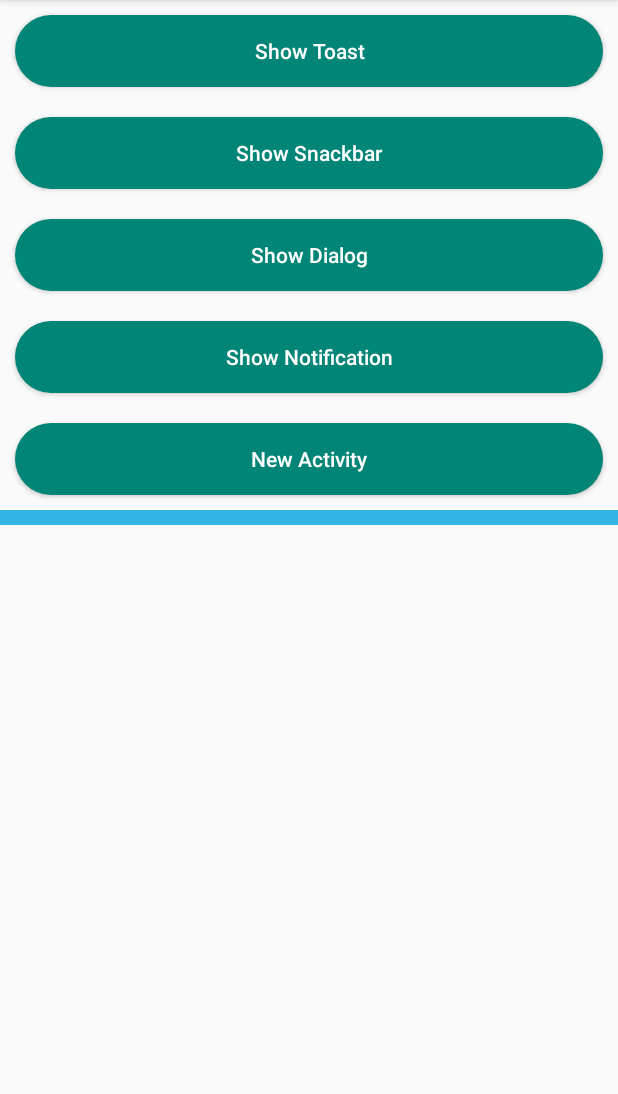
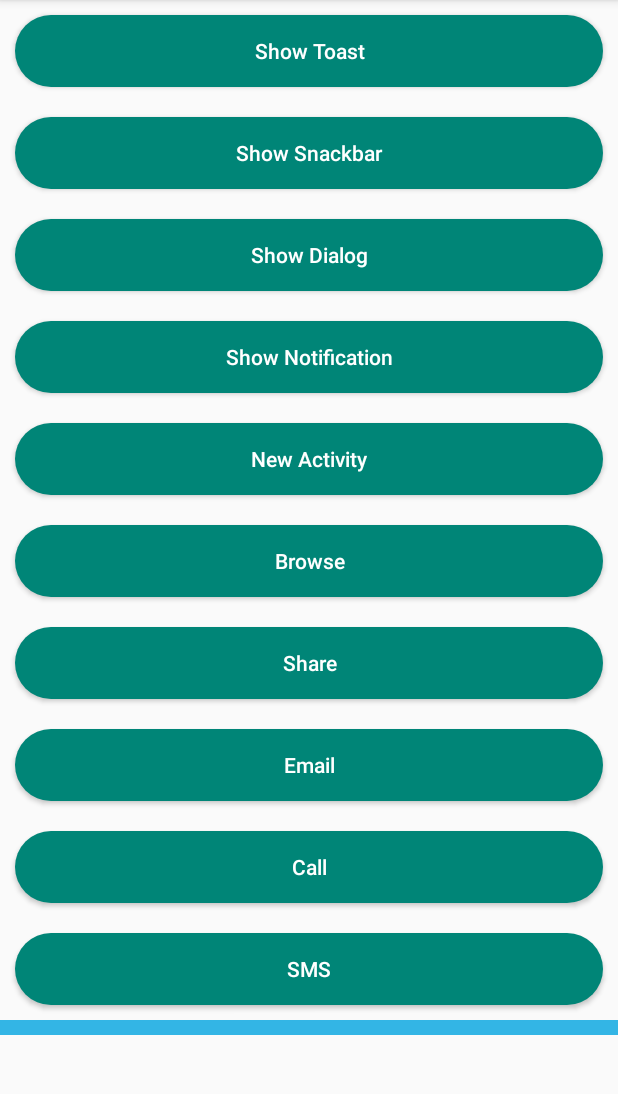
Before and after one commit to onecode369/andyHandy, an Android app: the screen it shows after launch (MainActivity), on a phone screen of 412 x 824 dp, the part 84-1178 px from its top. Run offline under Robolectric (Android 15) with nearby library versions, the phone set to English and light mode, and no system bars.

```diff
--- a/app/src/main/java/com/github/onecode369/andyHandy/MainActivity.kt
+++ b/app/src/main/java/com/github/onecode369/andyHandy/MainActivity.kt
@@ -5,7 +5,7 @@ import android.os.Bundle
 import com.github.onecode369.andy_handy_commons.dialog.dialogBox
 import com.github.onecode369.andy_handy_commons.dialog.snackbar
 import com.github.onecode369.andy_handy_commons.dialog.toast
-import com.github.onecode369.andy_handy_commons.intents.ankoStartActivity
+import com.github.onecode369.andy_handy_commons.intents.*
 import com.github.onecode369.andy_handy_commons.notifications.notification
 import kotlinx.android.synthetic.main.activity_main.*
 
@@ -36,5 +36,20 @@ class MainActivity : AppCompatActivity() {
         new_activity_btn.setOnClickListener {
             ankoStartActivity(MainActivity(),true,Pair("Check1","Checked"))
         }
+        browse_btn.setOnClickListener {
+            browse("https://www.google.com")
+        }
+        share_btn.setOnClickListener {
+            share("Hi Anko main","This is message from anko main","Choose to anko")
+        }
+        email_btn.setOnClickListener {
+            email("example@gmail.com","Anko Main Test","Anko main text emailing")
+        }
+        call_btn.setOnClickListener {
+            makeCall("9999999999")
+        }
+        sms_btn.setOnClickListener {
+            sendSMS("9999999999","From main anko")
+        }
     }
 }
--- a/app/src/main/res/layout/activity_main.xml
+++ b/app/src/main/res/layout/activity_main.xml
@@ -72,6 +72,62 @@
                 android:textColor="#FFF"
                 android:text="New Activity"/>
 
+            <Button
+                android:id="@+id/browse_btn"
+                android:layout_width="match_parent"
+                android:layout_height="wrap_content"
+                android:textAllCaps="false"
+                android:padding="5dp"
+                android:background="@drawable/btn_background"
+                android:layout_margin="10dp"
+                android:textColor="#FFF"
+                android:text="Browse"/>
+
+            <Button
+                android:id="@+id/share_btn"
+                android:layout_width="match_parent"
+                android:layout_height="wrap_content"
+                android:textAllCaps="false"
+                android:padding="5dp"
+                android:background="@drawable/btn_background"
+                android:layout_margin="10dp"
+                android:textColor="#FFF"
+                android:text="Share"/>
+
+            <Button
+                android:id="@+id/email_btn"
+                android:layout_width="match_parent"
+                android:layout_height="wrap_content"
+                android:textAllCaps="false"
+                android:padding="5dp"
+                android:background="@drawable/btn_background"
+                android:layout_margin="10dp"
+                android:textColor="#FFF"
+                android:text="Email"/>
+
+            <Button
+                android:id="@+id/call_btn"
+                android:layout_width="match_parent"
+                android:layout_height="wrap_content"
+                android:textAllCaps="false"
+                android:padding="5dp"
+                android:background="@drawable/btn_background"
+                android:layout_margin="10dp"
+                android:textColor="#FFF"
+                android:text="Call"/>
+
+            <Button
+                android:id="@+id/sms_btn"
+                android:layout_width="match_parent"
+                android:layout_height="wrap_content"
+                android:textAllCaps="false"
+                android:padding="5dp"
+                android:background="@drawable/btn_background"
+                android:layout_margin="10dp"
+                android:textColor="#FFF"
+                android:text="SMS"/>
+
+
         </LinearLayout>
 
         <TextView
```
Also changed, not shown: andy-handy-commons/src/main/java/com/github/onecode369/andy_handy_commons/intents/ImplicitIntents.kt (added, +150 -0 lines), app/src/main/AndroidManifest.xml (+7 -1 lines), 1 other file.
